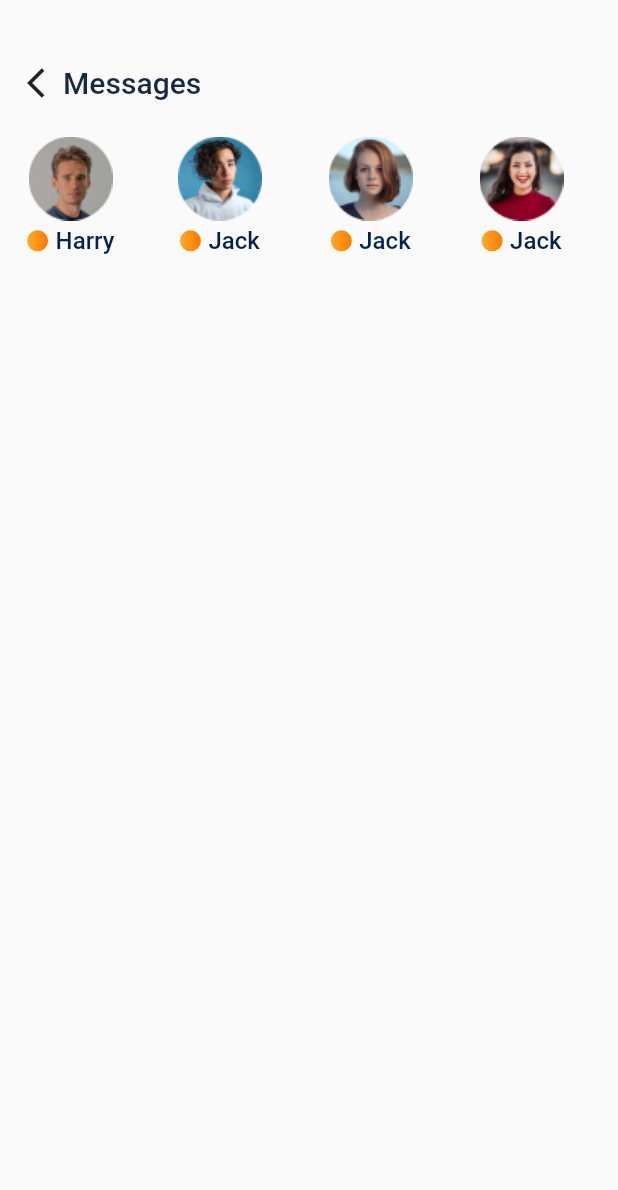
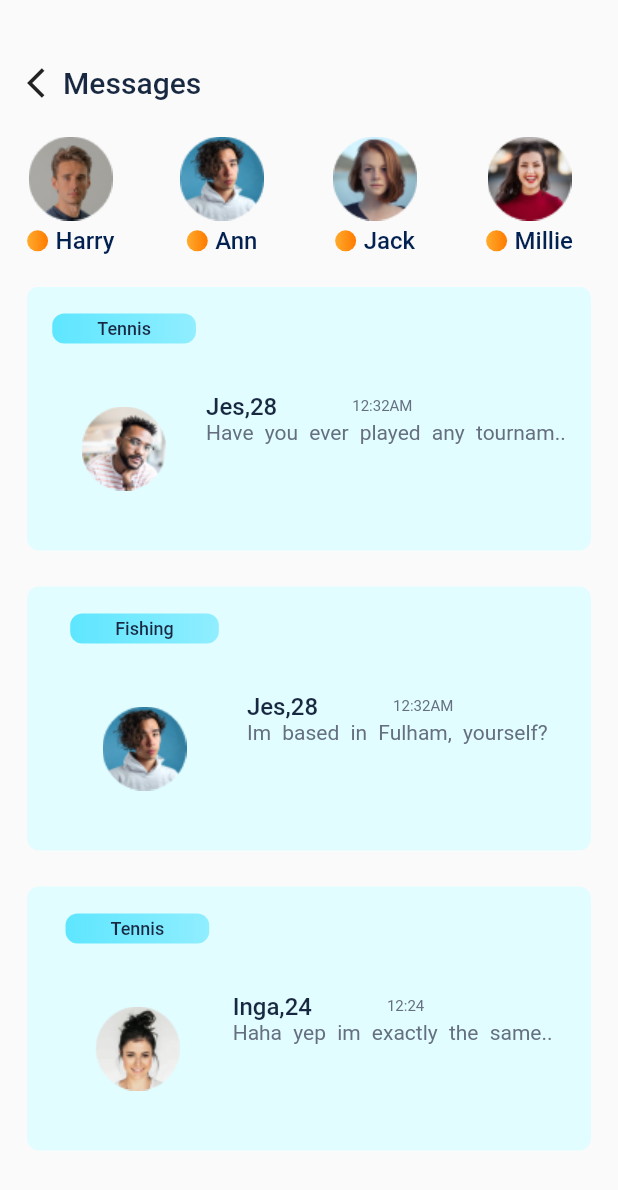
Before and after one commit to Yogita-Gautam-9084/buddee_app_premium, a Flutter app: the screen it shows after launch, on a phone screen of 412 x 824 dp. Shown: the top 1190 px of the screen. Run offline on Flutter 3.47's test engine with Material 2 defaults, Android fonts, the phone set to English and light mode, and no system bars; our stand-ins replace dotted_line, webview_flutter.

Commit message:
create next screens

```diff
--- a/lib/constants/colors.dart
+++ b/lib/constants/colors.dart
@@ -26,4 +26,5 @@ class ColorsConstants{
   static const Color coralRed = Color(0xFFFF4040);
   static const Color jetGrey = Color(0xFF5E668E);
   static const Color downRiver = Color(0xFF022150);
+  static const Color frostedMint = Color(0xFFE1FDFF);
 }
--- a/lib/constants/images.dart
+++ b/lib/constants/images.dart
@@ -23,6 +23,7 @@ class AppImages {
   static const jack = '$base/jack.png';
   static const jes = '$base/jes.png';
   static const millie = '$base/millie.png';
+  static const tennisJes = '$base/tennisJes.png';
 
 
 }
--- a/lib/constants/strings_constants.dart
+++ b/lib/constants/strings_constants.dart
@@ -130,9 +130,14 @@ class StringConstants {
   static const String harryName = 'Harry';
   static const String played = 'Have you ever played any tournam..';
   static const String time = '12:32AM';
+  static const String time2 ='12:24';
   static const String fulham = 'Im based in Fulham, yourself?';
   static const String haha = 'Haha yep im exactly the same..';
   static const String count2 = '2';
   static const String count4 = '4';
+  static const String descriptionTennis = 'Have you ever played any tournam..';
+  static const String descriptionFishing = 'Im based in Fulham, yourself?';
+  static const String descriptionTennisInga = 'Haha yep im exactly the same..';
+  static const String empty = '';
 
 }
--- a/lib/modules/chat_screens/messages_screen.dart
+++ b/lib/modules/chat_screens/messages_screen.dart
@@ -15,11 +15,45 @@ class MessagesScreen extends StatefulWidget {
 class _MessagesScreenState extends State<MessagesScreen> {
   final List images = [
     {'title': AppImages.harry, 'subtitle': StringConstants.harryName},
-    {'title': AppImages.jack, 'subtitle': StringConstants.jackName},
+    {'title': AppImages.jack, 'subtitle': StringConstants.annName},
     {'title': AppImages.ann, 'subtitle': StringConstants.jackName},
-    {'title': AppImages.millie, 'subtitle': StringConstants.jackName},
-    {'title': AppImages.jes, 'subtitle': StringConstants.jackName},
+    {'title': AppImages.millie, 'subtitle': StringConstants.millieName},
+    {'title': AppImages.jes, 'subtitle': StringConstants.annName},
     {'title': AppImages.inga, 'subtitle': StringConstants.jackName}
+  ];
+  final List itemList = [
+    {
+      'title': StringConstants.tennis,
+      'image': AppImages.tennisJes,
+      'name': StringConstants.jes,
+      'time': StringConstants.time,
+      'about': StringConstants.descriptionTennis,
+      'number': StringConstants.count2,
+    },
+    {
+      'title': StringConstants.fishing,
+      'image': AppImages.jack,
+      'name': StringConstants.jes,
+      'time': StringConstants.time,
+      'about': StringConstants.descriptionFishing,
+      'number': StringConstants.count4,
+    },
+    {
+      'title': StringConstants.tennis,
+      'image': AppImages.inga,
+      'name': StringConstants.inga,
+      'time': StringConstants.time2,
+      'about': StringConstants.descriptionTennisInga,
+      'number': StringConstants.count2,
+    },
+    {
+      'title': StringConstants.tennis,
+      'image': AppImages.tennisJes,
+      'name': StringConstants.jes,
+      'time': StringConstants.time,
+      'about': StringConstants.descriptionTennis,
+      'number': StringConstants.count2,
+    }
   ];
   @override
   Widget build(BuildContext context) {
@@ -48,12 +82,12 @@ class _MessagesScreenState extends State<MessagesScreen> {
               const SizedBox(
                 height: 24,
               ),
-              Expanded(
+              SizedBox(
+                height: 100,
                 child: GridView.count(
                   crossAxisCount: 1,
                   scrollDirection: Axis.horizontal,
                   mainAxisSpacing: 2,
-                  childAspectRatio: 7,
                   children: List.generate(
                     images.length,
                     (index) {
@@ -63,6 +97,21 @@ class _MessagesScreenState extends State<MessagesScreen> {
                       );
                     },
                   ),
+                ),
+              ),
+              Expanded(
+                child: ListView.builder(
+                  itemCount: itemList.length,
+                  itemBuilder: (BuildContext context, int index) {
+                    return _buildListView(
+                      title: itemList[index]['title'],
+                      image: itemList[index]['image'],
+                      name: itemList[index]['name'],
+                      number: itemList[index]['number'],
+                      about: itemList[index]['about'],
+                      time: itemList[index]['time'],
+                    );
+                  },
                 ),
               ),
             ],
@@ -116,4 +165,97 @@ class _MessagesScreenState extends State<MessagesScreen> {
       ],
     );
   }
+
+  _buildListView({
+    required String title,
+    required String image,
+    required String name,
+    required String time,
+    required String about,
+    required String number,
+  }) {
+    return Column(
+      children: [
+        Container(
+          padding: const EdgeInsets.symmetric(vertical: 18, horizontal: 10),
+          decoration: BoxDecoration(
+            borderRadius: BorderRadius.circular(8),
+            color: ColorsConstants.frostedMint,
+          ),
+          child: Row(
+            mainAxisAlignment: MainAxisAlignment.spaceEvenly,
+            children: [
+              Column(
+                children: [
+                  Container(
+                    padding:
+                        const EdgeInsets.symmetric(vertical: 3, horizontal: 30),
+                    decoration: BoxDecoration(
+                      borderRadius: BorderRadius.circular(8),
+                      gradient: const LinearGradient(colors: [
+                        ColorsConstants.robinEggBlue,
+                        ColorsConstants.celeste
+                      ], end: Alignment.topLeft, begin: Alignment.topRight),
+                    ),
+                    child: Text(
+                      title,
+                      style: MediumAppStyles.mediumText(
+                          fontWeight: FontWeight.w500,
+                          fontSize: 12,
+                          color: ColorsConstants.blueZodiacHello),
+                    ),
+                  ),
+                  const SizedBox(
+                    height: 20,
+                  ),
+                  Image.asset(
+                    image,
+                    height: 100,
+                    width: 90,
+                  ),
+                ],
+              ),
+              Column(
+                crossAxisAlignment: CrossAxisAlignment.start,
+                children: [
+                  Row(
+                    // mainAxisAlignment: MainAxisAlignment.spaceBetween,
+                    children: [
+                      Text(
+                        name,
+                        style: MediumAppStyles.mediumText(
+                            fontSize: 16,
+                            fontWeight: FontWeight.w500,
+                            color: ColorsConstants.blueZodiacHello),
+                      ),
+                      SizedBox(
+                        width: 50,
+                      ),
+                      Text(
+                        time,
+                        style: RegularAppStyles.regularText(
+                            fontSize: 10,
+                            fontWeight: FontWeight.w400,
+                            color: ColorsConstants.mistBlueYourAccount),
+                      ),
+                    ],
+                  ),
+                  Text(
+                    about,
+                    style: RegularAppStyles.regularText(
+                        fontWeight: FontWeight.w400,
+                        fontSize: 14,
+                        color: ColorsConstants.mistBlueYourAccount),
+                  ),
+                ],
+              ),
+            ],
+          ),
+        ),
+        const SizedBox(
+          height: 24,
+        )
+      ],
+    );
+  }
 }
```
Also changed, not shown: assets/tennisJes.png (added).
